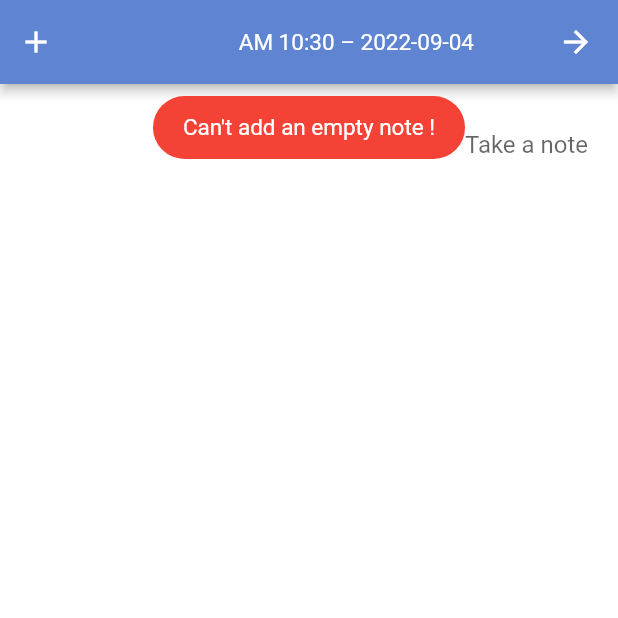
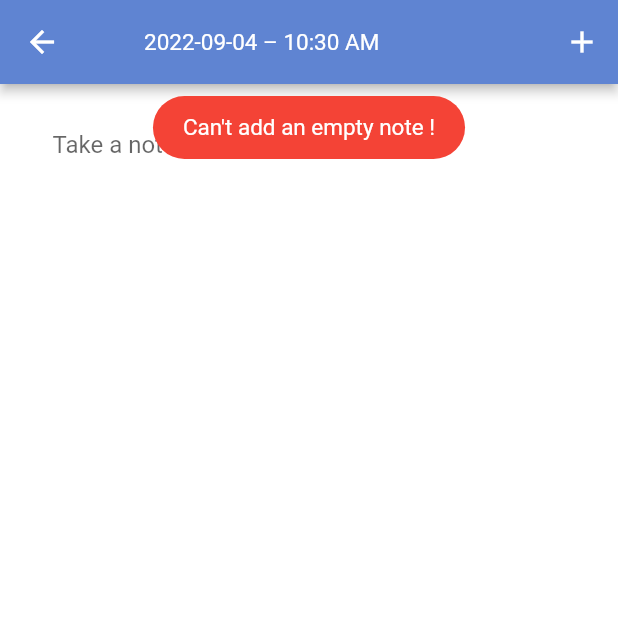
Before and after one commit to abdallah011588/Smart-Note, a Flutter app: the addNoteScreen screen opened directly, after a tap on the "add" icon, on a phone screen of 412 x 824 dp, the top half of it. Run offline on Flutter 3.47's test engine with Material 2 defaults, Android fonts, the phone set to English and light mode, and no system bars; our stand-ins replace animated_text_kit, flutter_bloc, fluttertoast, hexcolor, shared_preferences, sqflite; accounts and stored records are empty.

Commit message:
third commit

```diff
--- a/lib/add_note_screen.dart
+++ b/lib/add_note_screen.dart
@@ -17,9 +17,7 @@ class addNoteScreen extends StatelessWidget {
   @override
   Widget build(BuildContext context) {
     var cubit=appCubit.get(context);
-    return Directionality(
-      textDirection: TextDirection.rtl,
-      child: Scaffold(
+    return Scaffold(
       appBar: AppBar(
         title:Text(
           intl.DateFormat('yyyy-MM-dd – kk:mm a').format(DateTime.now()),
@@ -85,7 +83,6 @@ class addNoteScreen extends StatelessWidget {
           ),
         ),
       ),
-      ),
     );
   }
 }
--- a/lib/notescreen.dart
+++ b/lib/notescreen.dart
@@ -158,7 +158,7 @@ class NoteScreen extends StatelessWidget {
                                   obscureText: cubit.isPass,
                                   controller: passController,
                                   decoration: InputDecoration(
-                                    hintText: 'Password',
+                                    hintText: getTranslated(context, 'password')!,
                                     border:const OutlineInputBorder(),
                                     suffixIcon: IconButton(
                                       onPressed: () {
@@ -172,9 +172,9 @@ class NoteScreen extends StatelessWidget {
                                   ),
                                   validator: (value) {
                                     if (value!.isEmpty) {
-                                      return "password can't be empty !";
+                                      return getTranslated(context, 'empty_password')!;
                                     } else if (value.length < 5) {
-                                      return "Can't be less than 5 characters !";
+                                      return getTranslated(context, 'short_password')!;
                                     }
                                     return null;
                                   },
--- a/lib/splah_screen.dart
+++ b/lib/splah_screen.dart
@@ -16,7 +16,7 @@ class _splash_ScreenState extends State<splash_Screen> {
   Timer? timer;
   void goTo()
   {
-    timer= Timer(const Duration(seconds: 5), (){
+    timer= Timer(const Duration(seconds: 4), (){
       Navigator.pushAndRemoveUntil(
           context,
           MaterialPageRoute(
@@ -74,7 +74,6 @@ class _splash_ScreenState extends State<splash_Screen> {
           child: AnimatedTextKit(
           animatedTexts: [
             WavyAnimatedText('Smart Note',speed: Duration(milliseconds: 300)),
-           // WavyAnimatedText('Look at the waves',speed: Duration(milliseconds: 100)),
           ],
           isRepeatingAnimation: true,
         ),
```
Also changed, not shown: lib/secret_note_screen.dart (+5 -6 lines). Lines whose indentation alone changed are shown as unchanged.
